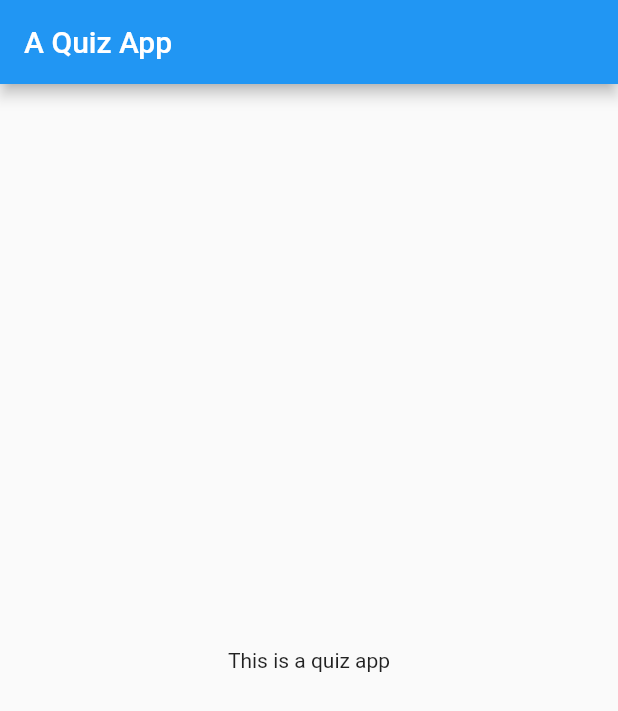
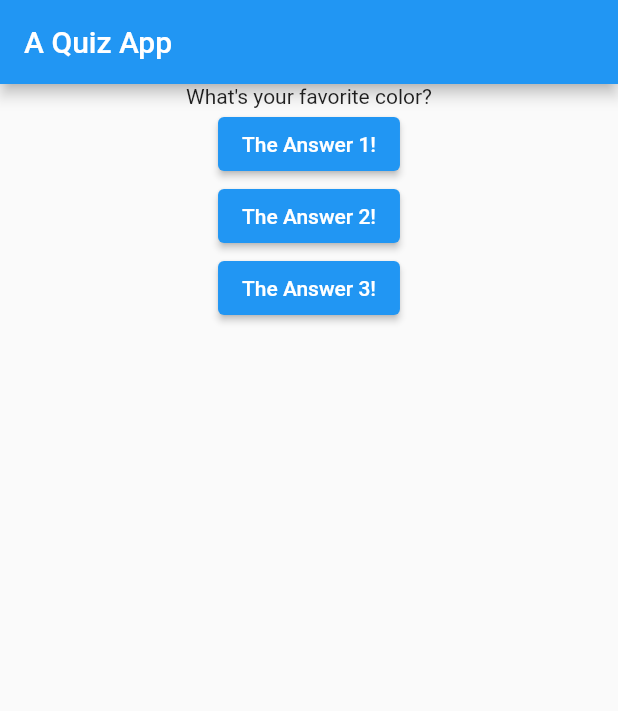
Before and after one commit to shahiutsav/quiz_app, a Flutter app: the screen it shows after launch, on a phone screen of 412 x 824 dp. Shown: the top 711 px of the screen. Run offline on Flutter 3.47's test engine with Material 2 defaults, Android fonts, the phone set to English and light mode, and no system bars.

```diff
--- a/lib/main.dart
+++ b/lib/main.dart
@@ -4,18 +4,50 @@ void main() {
   runApp(const MyApp());
 }
 
-class MyApp extends StatelessWidget {
+class MyApp extends StatefulWidget {
   const MyApp({super.key});
 
   @override
+  State<MyApp> createState() => _MyAppState();
+}
+
+class _MyAppState extends State<MyApp> {
+  var questionIndex = 0;
+
+  void answerQuestion() {
+    setState(() {
+      questionIndex = questionIndex + 1;
+    });
+  }
+
+  @override
   Widget build(BuildContext context) {
+    var questions = ['What\'s your favorite color?', 'What\'s your favorite animal?'];
     return MaterialApp(
       home: Scaffold(
         appBar: AppBar(
           title: const Text('A Quiz App'),
         ),
-        body: const Center(
-          child: Text('This is a quiz app'),
+        body: Center(
+          child: Column(
+            children: [
+              Text(
+                questions[questionIndex],
+              ),
+              ElevatedButton(
+                onPressed: answerQuestion,
+                child: const Text('The Answer 1!'),
+              ),
+              ElevatedButton(
+                onPressed: answerQuestion,
+                child: const Text('The Answer 2!'),
+              ),
+              ElevatedButton(
+                onPressed: answerQuestion,
+                child: const Text('The Answer 3!'),
+              ),
+            ],
+          ),
         ),
       ),
     );
```
